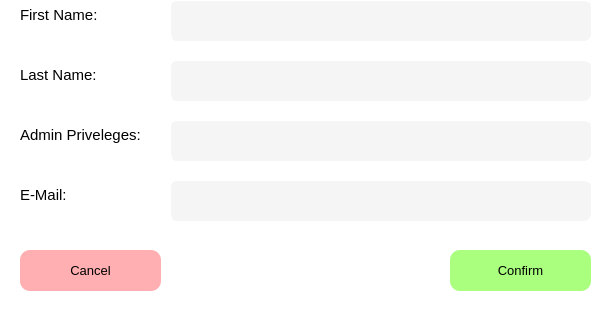
Above: gui/ui_files/UF_EditUser.ui from ZachThornee/3K04PaceMaker before the change; both pictures show x 0 to 611 and y 280 to 600 of the 611 by 600 pixel window. Below: the same form after it.
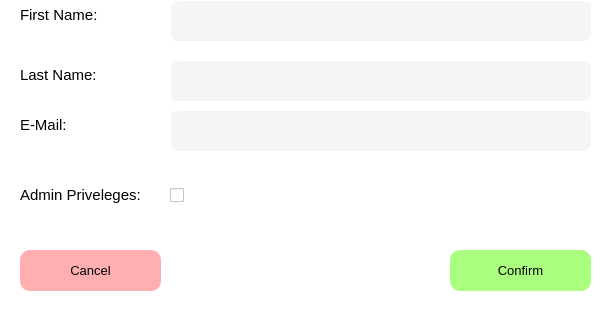
That is the form after the change.

What changed in the file:
```diff
--- a/gui/ui_files/UF_EditUser.ui
+++ b/gui/ui_files/UF_EditUser.ui
@@ -117,7 +117,7 @@
     <property name="geometry">
      <rect>
       <x>20</x>
-      <y>400</y>
+      <y>460</y>
       <width>141</width>
       <height>31</height>
      </rect>
@@ -201,7 +201,7 @@
     <property name="geometry">
      <rect>
       <x>170</x>
-      <y>460</y>
+      <y>390</y>
       <width>421</width>
       <height>41</height>
      </rect>
@@ -276,28 +276,11 @@
      <string>&lt;html&gt;&lt;head/&gt;&lt;body&gt;&lt;p&gt;&lt;span style=&quot; font-size:11pt;&quot;&gt;Last Name:&lt;/span&gt;&lt;/p&gt;&lt;/body&gt;&lt;/html&gt;</string>
     </property>
    </widget>
-   <widget class="QLineEdit" name="TB_Admin">
-    <property name="geometry">
-     <rect>
-      <x>170</x>
-      <y>400</y>
-      <width>421</width>
-      <height>41</height>
-     </rect>
-    </property>
-    <property name="styleSheet">
-     <string notr="true">BACKGROUND-COLOR: rgb(245, 245, 245);
-BORDER-COLOR: rgb(245, 245, 245);
-BORDER-RADIUS: 7px;
-BORDER-WIDTH: 1px;
-BORDER-STYLE: outset;</string>
-    </property>
-   </widget>
    <widget class="QLabel" name="LAB_Email">
     <property name="geometry">
      <rect>
       <x>20</x>
-      <y>460</y>
+      <y>390</y>
       <width>141</width>
       <height>31</height>
      </rect>
@@ -306,6 +289,19 @@
      <string>&lt;html&gt;&lt;head/&gt;&lt;body&gt;&lt;p&gt;&lt;span style=&quot; font-size:11pt;&quot;&gt;E-Mail:&lt;/span&gt;&lt;/p&gt;&lt;/body&gt;&lt;/html&gt;</string>
     </property>
    </widget>
+   <widget class="QCheckBox" name="CB_Admin">
+    <property name="geometry">
+     <rect>
+      <x>170</x>
+      <y>460</y>
+      <width>421</width>
+      <height>31</height>
+     </rect>
+    </property>
+    <property name="text">
+     <string/>
+    </property>
+   </widget>
   </widget>
  </widget>
  <resources/>
```
